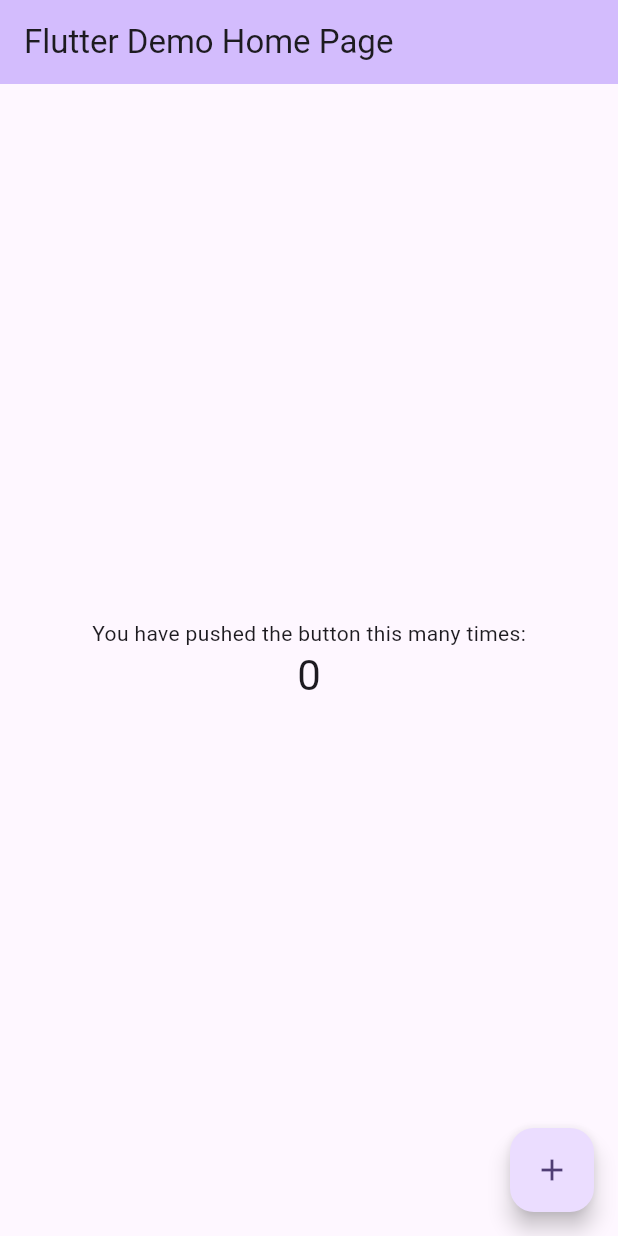
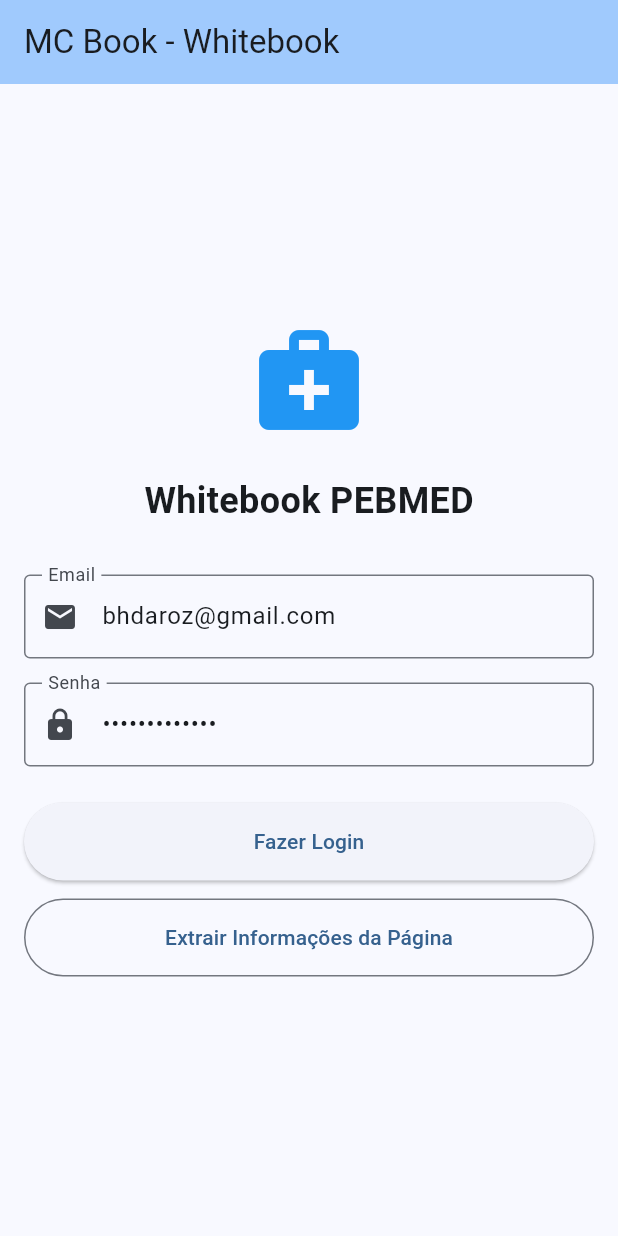
Before and after one commit to brunoCalcAnestesica/mc_book, a Flutter app: the screen it shows after launch, on a phone screen of 412 x 824 dp. Run offline on Flutter 3.47's test engine with Material 3 defaults, Android fonts, the phone set to English and light mode, and no system bars; our stand-ins replace shared_preferences.

Commit message:
Add Whitebook login and web scraping functionality

```diff
--- a/lib/main.dart
+++ b/lib/main.dart
@@ -1,122 +1,310 @@
 import 'package:flutter/material.dart';
+import 'package:http/http.dart' as http;
+import 'package:html/parser.dart' as html;
+import 'package:url_launcher/url_launcher.dart';
+import 'package:shared_preferences/shared_preferences.dart';
 
 void main() {
-  runApp(const MyApp());
+  runApp(const WhitebookApp());
 }
 
-class MyApp extends StatelessWidget {
-  const MyApp({super.key});
+class WhitebookApp extends StatelessWidget {
+  const WhitebookApp({super.key});
 
-  // This widget is the root of your application.
   @override
   Widget build(BuildContext context) {
     return MaterialApp(
-      title: 'Flutter Demo',
+      title: 'MC Book - Whitebook',
       theme: ThemeData(
-        // This is the theme of your application.
-        //
-        // TRY THIS: Try running your application with "flutter run". You'll see
-        // the application has a purple toolbar. Then, without quitting the app,
-        // try changing the seedColor in the colorScheme below to Colors.green
-        // and then invoke "hot reload" (save your changes or press the "hot
-        // reload" button in a Flutter-supported IDE, or press "r" if you used
-        // the command line to start the app).
-        //
-        // Notice that the counter didn't reset back to zero; the application
-        // state is not lost during the reload. To reset the state, use hot
-        // restart instead.
-        //
-        // This works for code too, not just values: Most code changes can be
-        // tested with just a hot reload.
-        colorScheme: ColorScheme.fromSeed(seedColor: Colors.deepPurple),
+        colorScheme: ColorScheme.fromSeed(seedColor: Colors.blue),
+        useMaterial3: true,
       ),
-      home: const MyHomePage(title: 'Flutter Demo Home Page'),
+      home: const LoginPage(),
     );
   }
 }
 
-class MyHomePage extends StatefulWidget {
-  const MyHomePage({super.key, required this.title});
-
-  // This widget is the home page of your application. It is stateful, meaning
-  // that it has a State object (defined below) that contains fields that affect
-  // how it looks.
-
-  // This class is the configuration for the state. It holds the values (in this
-  // case the title) provided by the parent (in this case the App widget) and
-  // used by the build method of the State. Fields in a Widget subclass are
-  // always marked "final".
-
-  final String title;
+class LoginPage extends StatefulWidget {
+  const LoginPage({super.key});
 
   @override
-  State<MyHomePage> createState() => _MyHomePageState();
+  State<LoginPage> createState() => _LoginPageState();
 }
 
-class _MyHomePageState extends State<MyHomePage> {
-  int _counter = 0;
+class _LoginPageState extends State<LoginPage> {
+  final _formKey = GlobalKey<FormState>();
+  final _emailController = TextEditingController();
+  final _passwordController = TextEditingController();
+  bool _isLoading = false;
+  String _statusMessage = '';
 
-  void _incrementCounter() {
+  @override
+  void initState() {
+    super.initState();
+    _loadSavedCredentials();
+  }
+
+  Future<void> _loadSavedCredentials() async {
+    final prefs = await SharedPreferences.getInstance();
     setState(() {
-      // This call to setState tells the Flutter framework that something has
-      // changed in this State, which causes it to rerun the build method below
-      // so that the display can reflect the updated values. If we changed
-      // _counter without calling setState(), then the build method would not be
-      // called again, and so nothing would appear to happen.
-      _counter++;
+      _emailController.text = prefs.getString('email') ?? 'bhdaroz@gmail.com';
+      _passwordController.text = prefs.getString('password') ?? 'Facafaca1012@';
     });
+  }
+
+  Future<void> _saveCredentials() async {
+    final prefs = await SharedPreferences.getInstance();
+    await prefs.setString('email', _emailController.text);
+    await prefs.setString('password', _passwordController.text);
+  }
+
+  Future<void> _login() async {
+    if (!_formKey.currentState!.validate()) return;
+
+    setState(() {
+      _isLoading = true;
+      _statusMessage = 'Fazendo login...';
+    });
+
+    try {
+      // Salvar credenciais
+      await _saveCredentials();
+
+      // Tentar acessar a página de login
+      final response = await http.get(
+        Uri.parse('https://whitebook.pebmed.com.br/login/'),
+        headers: {
+          'User-Agent': 'Mozilla/5.0 (Macintosh; Intel Mac OS X 10_15_7) AppleWebKit/537.36',
+        },
+      );
+
+      if (response.statusCode == 200) {
+        setState(() {
+          _statusMessage = 'Página acessada com sucesso!';
+        });
+
+        // Abrir a página no navegador
+        await _openWhitebookInBrowser();
+      } else {
+        setState(() {
+          _statusMessage = 'Erro ao acessar a página: ${response.statusCode}';
+        });
+      }
+    } catch (e) {
+      setState(() {
+        _statusMessage = 'Erro: $e';
+      });
+    } finally {
+      setState(() {
+        _isLoading = false;
+      });
+    }
+  }
+
+  Future<void> _openWhitebookInBrowser() async {
+    final url = Uri.parse('https://whitebook.pebmed.com.br/login/');
+    if (await canLaunchUrl(url)) {
+      await launchUrl(url, mode: LaunchMode.externalApplication);
+    } else {
+      setState(() {
+        _statusMessage = 'Não foi possível abrir o navegador';
+      });
+    }
+  }
+
+  Future<void> _extractPageInfo() async {
+    setState(() {
+      _isLoading = true;
+      _statusMessage = 'Extraindo informações...';
+    });
+
+    try {
+      final response = await http.get(
+        Uri.parse('https://whitebook.pebmed.com.br/login/'),
+        headers: {
+          'User-Agent': 'Mozilla/5.0 (Macintosh; Intel Mac OS X 10_15_7) AppleWebKit/537.36',
+        },
+      );
+
+      if (response.statusCode == 200) {
+        final document = html.parse(response.body);
+
+        // Extrair título da página
+        final title = document.querySelector('title')?.text ?? 'Título não encontrado';
+
+        // Extrair meta tags
+        final metaTags = document.querySelectorAll('meta');
+        final metaInfo = metaTags.map((tag) {
+          final name = tag.attributes['name'] ?? tag.attributes['property'] ?? '';
+          final content = tag.attributes['content'] ?? '';
+          return '$name: $content';
+        }).where((info) => info.isNotEmpty).toList();
+
+        setState(() {
+          _statusMessage = 'Informações extraídas:\nTítulo: $title\nMeta tags: ${metaInfo.length} encontradas';
+        });
+
+        // Mostrar detalhes em um dialog
+        _showExtractedInfo(title, metaInfo);
+      } else {
+        setState(() {
+          _statusMessage = 'Erro ao extrair informações: ${response.statusCode}';
+        });
+      }
+    } catch (e) {
+      setState(() {
+        _statusMessage = 'Erro na extração: $e';
+      });
+    } finally {
+      setState(() {
+        _isLoading = false;
+      });
+    }
+  }
+
+  void _showExtractedInfo(String title, List<String> metaInfo) {
+    showDialog(
+      context: context,
+      builder: (context) => AlertDialog(
+        title: const Text('Informações Extraídas'),
+        content: SingleChildScrollView(
+          child: Column(
+            crossAxisAlignment: CrossAxisAlignment.start,
+            mainAxisSize: MainAxisSize.min,
+            children: [
+              Text('Título: $title'),
+              const SizedBox(height: 16),
+              const Text('Meta Tags:', style: TextStyle(fontWeight: FontWeight.bold)),
+              ...metaInfo.map((info) => Padding(
+                padding: const EdgeInsets.only(top: 4),
+                child: Text(info, style: const TextStyle(fontSize: 12)),
+              )),
+            ],
+          ),
+        ),
+        actions: [
+          TextButton(
+            onPressed: () => Navigator.of(context).pop(),
+            child: const Text('Fechar'),
+          ),
+        ],
+      ),
+    );
   }
 
   @override
   Widget build(BuildContext context) {
-    // This method is rerun every time setState is called, for instance as done
-    // by the _incrementCounter method above.
-    //
-    // The Flutter framework has been optimized to make rerunning build methods
-    // fast, so that you can just rebuild anything that needs updating rather
-    // than having to individually change instances of widgets.
     return Scaffold(
       appBar: AppBar(
-        // TRY THIS: Try changing the color here to a specific color (to
-        // Colors.amber, perhaps?) and trigger a hot reload to see the AppBar
-        // change color while the other colors stay the same.
+        title: const Text('MC Book - Whitebook'),
         backgroundColor: Theme.of(context).colorScheme.inversePrimary,
-        // Here we take the value from the MyHomePage object that was created by
-        // the App.build method, and use it to set our appbar title.
-        title: Text(widget.title),
       ),
-      body: Center(
-        // Center is a layout widget. It takes a single child and positions it
-        // in the middle of the parent.
-        child: Column(
-          // Column is also a layout widget. It takes a list of children and
-          // arranges them vertically. By default, it sizes itself to fit its
-          // children horizontally, and tries to be as tall as its parent.
-          //
-          // Column has various properties to control how it sizes itself and
-          // how it positions its children. Here we use mainAxisAlignment to
-          // center the children vertically; the main axis here is the vertical
-          // axis because Columns are vertical (the cross axis would be
-          // horizontal).
-          //
-          // TRY THIS: Invoke "debug painting" (choose the "Toggle Debug Paint"
-          // action in the IDE, or press "p" in the console), to see the
-          // wireframe for each widget.
-          mainAxisAlignment: MainAxisAlignment.center,
-          children: <Widget>[
-            const Text('You have pushed the button this many times:'),
-            Text(
-              '$_counter',
-              style: Theme.of(context).textTheme.headlineMedium,
-            ),
-          ],
+      body: Padding(
+        padding: const EdgeInsets.all(16.0),
+        child: Form(
+          key: _formKey,
+          child: Column(
+            mainAxisAlignment: MainAxisAlignment.center,
+            children: [
+              const Icon(
+                Icons.medical_services,
+                size: 80,
+                color: Colors.blue,
+              ),
+              const SizedBox(height: 24),
+              const Text(
+                'Whitebook PEBMED',
+                style: TextStyle(
+                  fontSize: 24,
+                  fontWeight: FontWeight.bold,
+                ),
+              ),
+              const SizedBox(height: 32),
+              TextFormField(
+                controller: _emailController,
+                decoration: const InputDecoration(
+                  labelText: 'Email',
+                  border: OutlineInputBorder(),
+                  prefixIcon: Icon(Icons.email),
+                ),
+                keyboardType: TextInputType.emailAddress,
+                validator: (value) {
+                  if (value == null || value.isEmpty) {
+                    return 'Por favor, insira seu email';
+                  }
+                  return null;
+                },
+              ),
+              const SizedBox(height: 16),
+              TextFormField(
+                controller: _passwordController,
+                decoration: const InputDecoration(
+                  labelText: 'Senha',
+                  border: OutlineInputBorder(),
+                  prefixIcon: Icon(Icons.lock),
+                ),
+                obscureText: true,
+                validator: (value) {
+                  if (value == null || value.isEmpty) {
+                    return 'Por favor, insira sua senha';
+                  }
+                  return null;
+                },
+              ),
+              const SizedBox(height: 24),
+              if (_isLoading)
+                const CircularProgressIndicator()
+              else
+                Column(
+                  children: [
+                    SizedBox(
+                      width: double.infinity,
+                      child: ElevatedButton(
+                        onPressed: _login,
+                        style: ElevatedButton.styleFrom(
+                          padding: const EdgeInsets.symmetric(vertical: 16),
+                        ),
+                        child: const Text('Fazer Login'),
+                      ),
+                    ),
+                    const SizedBox(height: 12),
+                    SizedBox(
+                      width: double.infinity,
+                      child: OutlinedButton(
+                        onPressed: _extractPageInfo,
+                        style: OutlinedButton.styleFrom(
+                          padding: const EdgeInsets.symmetric(vertical: 16),
+                        ),
+                        child: const Text('Extrair Informações da Página'),
+                      ),
+                    ),
+                  ],
+                ),
+              const SizedBox(height: 16),
+              if (_statusMessage.isNotEmpty)
+                Container(
+                  width: double.infinity,
+                  padding: const EdgeInsets.all(12),
+                  decoration: BoxDecoration(
+                    color: Colors.grey[200],
+                    borderRadius: BorderRadius.circular(8),
+                  ),
+                  child: Text(
+                    _statusMessage,
+                    style: const TextStyle(fontSize: 14),
+                  ),
+                ),
+            ],
+          ),
         ),
       ),
-      floatingActionButton: FloatingActionButton(
-        onPressed: _incrementCounter,
-        tooltip: 'Increment',
-        child: const Icon(Icons.add),
-      ), // This trailing comma makes auto-formatting nicer for build methods.
     );
   }
+
+  @override
+  void dispose() {
+    _emailController.dispose();
+    _passwordController.dispose();
+    super.dispose();
+  }
 }
```
Also changed, not shown: pubspec.yaml (+12 -0 lines), pubspec.lock, 11 other files.
